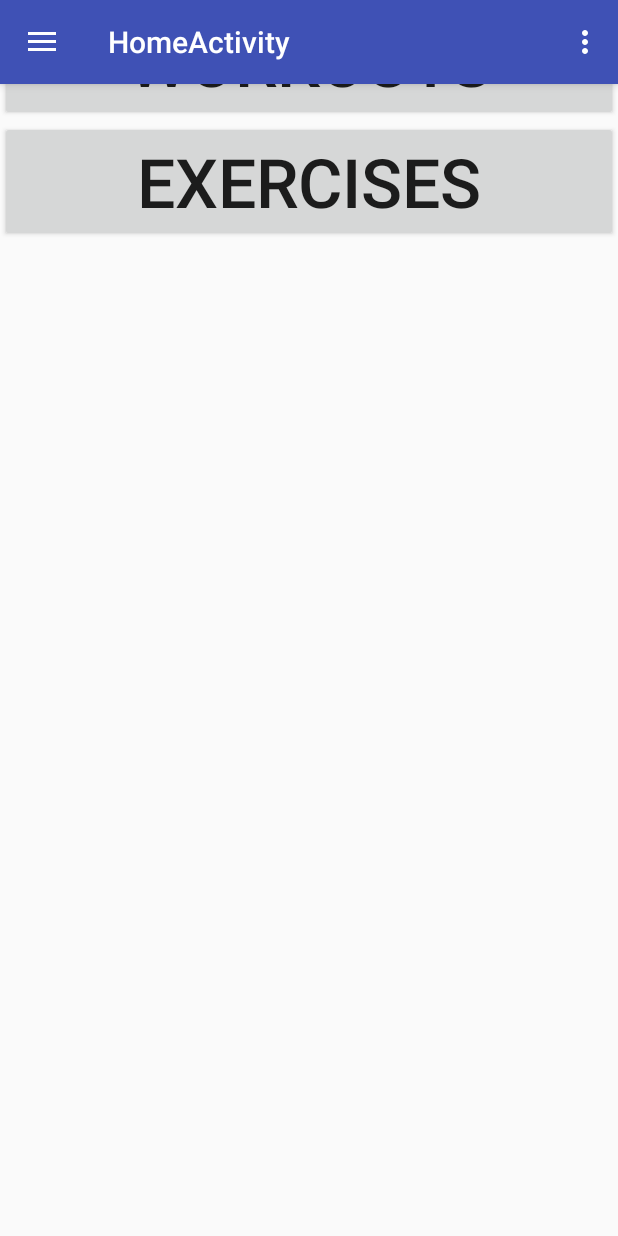
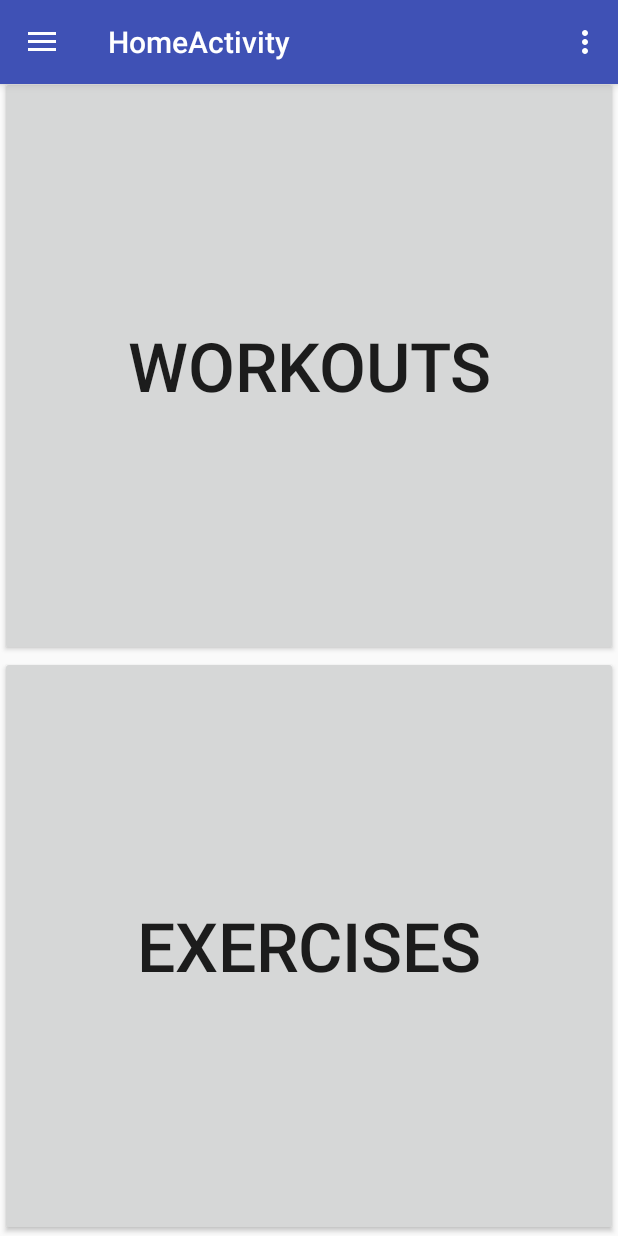
Before and after one commit to DilyanaKirilova/Freeletics-Bodyweight, an Android app: the CategoryFragment screen opened directly, with no data from a screen before it, on a phone screen of 412 x 824 dp. Run offline under Robolectric (Android 15) with nearby library versions, the phone set to English and light mode, and no system bars.

Commit message:
Exercises Fragment+Adapter and category fragment

```diff
--- a/app/src/main/java/com/freeletics/dilyana/freeletics/HomeActivity.java
+++ b/app/src/main/java/com/freeletics/dilyana/freeletics/HomeActivity.java
@@ -32,6 +32,7 @@ public class HomeActivity extends AppCompatActivity
         implements NavigationView.OnNavigationItemSelectedListener {
 
     private FragmentManager fragmentManager;
+    private FragmentTransaction fragmentTransaction;
     @Override
     protected void onCreate(Bundle savedInstanceState) {
         super.onCreate(savedInstanceState);
@@ -48,25 +49,10 @@ public class HomeActivity extends AppCompatActivity
         NavigationView navigationView = (NavigationView) findViewById(R.id.nav_view);
         navigationView.setNavigationItemSelectedListener(this);
 
+        fragmentManager = getSupportFragmentManager();
+        fragmentTransaction = fragmentManager.beginTransaction();
+        fragmentTransaction.replace(R.id.fragment_container, new CategoryFragment()).commit();
 
-        Bundle inBundle = getIntent().getExtras();
-        String name = inBundle.get("name").toString();
-        String surname = inBundle.get("surname").toString();
-        String imageUrl = inBundle.get("imageUrl").toString();
-        int profilePic = Integer.parseInt(imageUrl);
-        UsersManager usersManager = UsersManager.getInstance();
-        usersManager.setLoggedUser(new User(name, surname, profilePic));
-        new DownloadImage((ImageView)findViewById(R.id.imageView)).execute(imageUrl);
-        ImageView imageView = (ImageView) findViewById(R.id.imageView);
-        imageView.setImageResource(profilePic);
-        TextView names = (TextView) findViewById(R.id.first_last_name);
-        names.setText(name+" "+surname);
-
-
-        fragmentManager = getSupportFragmentManager();
-        FragmentTransaction fragmentTransaction = fragmentManager.beginTransaction();
-
-        fragmentTransaction.replace(R.id.fragment_container, new CategoryFragment()).commit();
     }
 
     @Override
@@ -108,10 +94,13 @@ public class HomeActivity extends AppCompatActivity
         int id = item.getItemId();
 
         if (id == R.id.nav_training) {
+            fragmentTransaction.replace(R.id.fragment_container, new CategoryFragment()).commit();
 
         } else if (id == R.id.nav_feed) {
 
+
         } else if (id == R.id.nav_leaderboards) {
+
 
         } else if (id == R.id.nav_settings) {
 
@@ -127,4 +116,19 @@ public class HomeActivity extends AppCompatActivity
         drawer.closeDrawer(GravityCompat.START);
         return true;
     }
+
+    public void setFacebookInfo(){
+        Bundle inBundle = getIntent().getExtras();
+        String name = inBundle.get("name").toString();
+        String surname = inBundle.get("surname").toString();
+        String imageUrl = inBundle.get("imageUrl").toString();
+        int profilePic = Integer.parseInt(imageUrl);
+        UsersManager usersManager = UsersManager.getInstance();
+        usersManager.setLoggedUser(new User(name, surname, profilePic));
+        new DownloadImage((ImageView)findViewById(R.id.imageView)).execute(imageUrl);
+        ImageView imageView = (ImageView) findViewById(R.id.imageView);
+        imageView.setImageResource(profilePic);
+        TextView names = (TextView) findViewById(R.id.first_last_name);
+        names.setText(name+" "+surname);
+    }
 }
--- a/app/src/main/java/com/freeletics/dilyana/freeletics/fragments/CategoryFragment.java
+++ b/app/src/main/java/com/freeletics/dilyana/freeletics/fragments/CategoryFragment.java
@@ -36,7 +36,7 @@ public class CategoryFragment extends Fragment {
         Button btnWorkout = (Button) root.findViewById(R.id.workouts_button);
         Button btnExercise = (Button) root.findViewById(R.id.exercises_button);
 
-        FragmentManager fragmentManager = getFragmentManager();
+        final FragmentManager fragmentManager = getFragmentManager();
         final FragmentTransaction fragmentTransaction = fragmentManager.beginTransaction();
 
         btnWorkout.setOnClickListener(new View.OnClickListener() {
@@ -50,8 +50,7 @@ public class CategoryFragment extends Fragment {
         btnExercise.setOnClickListener(new View.OnClickListener() {
             @Override
             public void onClick(View v) {
-
-                // TODO go to ExerciseFragment
+                fragmentTransaction.replace(R.id.fragment_container, new ExerciseFragment());
             }
         });
 
--- a/app/src/main/java/com/freeletics/dilyana/freeletics/model/actions/Exercise.java
+++ b/app/src/main/java/com/freeletics/dilyana/freeletics/model/actions/Exercise.java
@@ -36,4 +36,8 @@ public class Exercise extends Action {
         this.category = Category.EXERCISES;
         this.points = this.name.points;
     }
+
+    public ExerciseName getName() {
+        return name;
+    }
 }
--- a/app/src/main/res/layout/app_bar_home.xml
+++ b/app/src/main/res/layout/app_bar_home.xml
@@ -20,11 +20,7 @@
 
     </android.support.design.widget.AppBarLayout>
 
-    <FrameLayout
-        android:id="@+id/fragment_container"
-        android:layout_width="match_parent"
-        android:layout_height="wrap_content"></FrameLayout>
 
-    <include layout="@layout/content_home" />
+        <include layout="@layout/fragment_category" />
 
 </android.support.design.widget.CoordinatorLayout>
--- a/app/src/main/res/layout/fragment_category.xml
+++ b/app/src/main/res/layout/fragment_category.xml
@@ -3,7 +3,9 @@
     android:layout_width="match_parent"
     android:layout_height="match_parent"
     android:orientation="vertical"
+    android:paddingTop="25dp"
     android:gravity="center_horizontal"
+    android:id="@+id/fragment_container"
     tools:context="com.freeletics.dilyana.freeletics.fragments.CategoryFragment">
 
     <Button
--- a/app/src/main/res/values/colors.xml
+++ b/app/src/main/res/values/colors.xml
@@ -3,5 +3,5 @@
     <color name="colorPrimary">#3F51B5</color>
     <color name="colorPrimaryDark">#0d2f39</color>
     <color name="colorAccent">#FF4081</color>
-    <color name="workoutBackgroun">#707070</color>
+    <color name="workoutBackgroun">#bebebe</color>
 </resources>
```
Also changed, not shown: app/src/main/java/com/freeletics/dilyana/freeletics/adapters/ExerciseAdapter.java (added, +74 -0 lines), app/src/main/java/com/freeletics/dilyana/freeletics/fragments/ExerciseFragment.java (added, +49 -0 lines), app/src/main/res/layout/exercise_row.xml (added, +13 -0 lines), app/src/main/res/layout/fragment_exercise.xml (added, +18 -0 lines).
